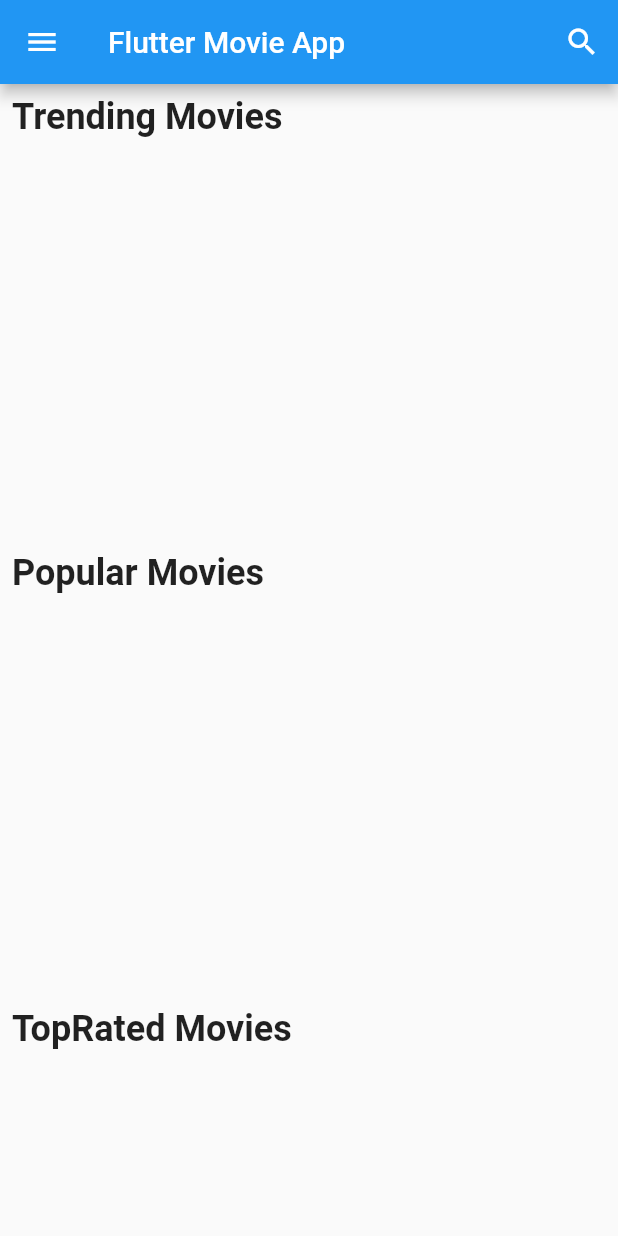
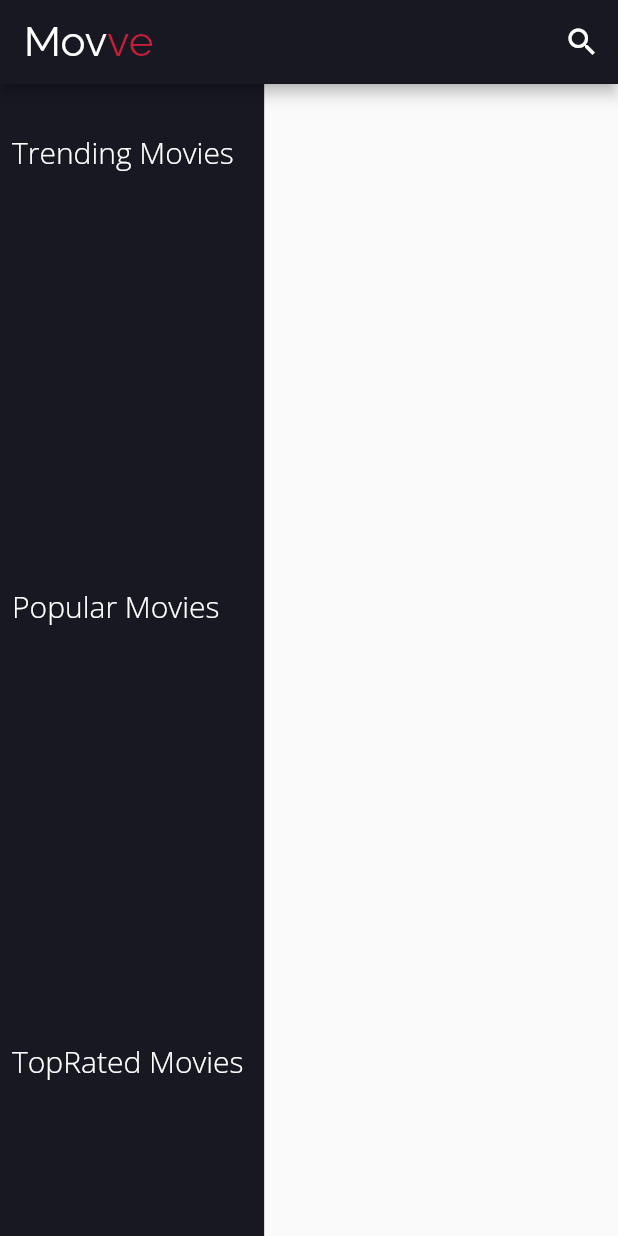
Before and after one commit to ziaurrahaman/flutter-movie-app, a Flutter app: the screen it shows after launch, on a phone screen of 412 x 824 dp. Run offline on Flutter 3.47's test engine with Material 2 defaults, Android fonts, the phone set to English and light mode, and no system bars; our stand-ins replace google_fonts; network calls fail.

Commit message:
Home screen has been updated

```diff
--- a/lib/main.dart
+++ b/lib/main.dart
@@ -2,6 +2,7 @@ import 'package:flutter/material.dart';
 import 'package:flutter_movie_app/models/trending_movie.dart';
 import 'package:flutter_movie_app/providers/movie_provider.dart';
 import 'package:flutter_movie_app/screens/home_screen.dart';
+import 'package:flutter_movie_app/utils/app_theme.dart';
 import 'package:http/http.dart' as http;
 import 'package:provider/provider.dart';
 
@@ -37,6 +38,7 @@ class MyApp extends StatelessWidget {
         )
       ],
       child: MaterialApp(
+        theme: AppTheme.theme,
         home: HomeScreen(),
       ),
     );
--- a/lib/models/trending_movie.dart
+++ b/lib/models/trending_movie.dart
@@ -36,7 +36,7 @@ class MovieResultModel {
     imagePath = m['poster_path'] ?? '';
     isAdult = m['adult'] ?? false;
     overview = m['overview'];
-    releaseDate = m['release_date'] ?? '';
+    releaseDate = m['release_date'] ?? m['first_air_date'];
     id = m['id'];
     originalTitle = m['original_title'] ?? '';
     originalLanguage = m['original_language'];
--- a/lib/screens/home_screen.dart
+++ b/lib/screens/home_screen.dart
@@ -4,6 +4,7 @@ import 'package:flutter_movie_app/screens/popularTrendingTopRatedOrUpcomingMovie
 import 'package:flutter_movie_app/screens/search_page.dart';
 import 'package:flutter_movie_app/widgets/trending_movie_list_item.dart';
 import 'package:provider/provider.dart';
+import 'package:google_fonts/google_fonts.dart';
 
 class HomeScreen extends StatelessWidget {
   const HomeScreen({Key? key}) : super(key: key);
@@ -16,87 +17,96 @@ class HomeScreen extends StatelessWidget {
     final upComingMovies = context.watch<MovieProvider>().upComingMovies;
 
     return Scaffold(
-        drawer: Drawer(
-            child: ListView(
-          children: [
-            DrawerHeader(
-              child: Text(
-                'Flutter Movie App',
-                style: TextStyle(
-                    color: Colors.white,
-                    fontWeight: FontWeight.bold,
-                    fontSize: 32),
-              ),
-              decoration: BoxDecoration(color: Colors.blue),
-            ),
-            ListTile(
-              title: Text(
-                'Trending Movies',
-                style: TextStyle(
-                    fontWeight: FontWeight.bold,
-                    color: Colors.black,
-                    fontSize: 16),
-              ),
-              onTap: () {
-                Navigator.of(context).pop();
-                Navigator.of(context).push(MaterialPageRoute(
-                    builder: (context) =>
-                        CategoryScreen(categoryName: 'Trending Movies')));
-                // Navigator.of(context).pop();
-              },
-            ),
-            ListTile(
-              title: Text(
-                'Popular Movies',
-                style: TextStyle(
-                    fontWeight: FontWeight.bold,
-                    color: Colors.black,
-                    fontSize: 16),
-              ),
-              onTap: () {
-                Navigator.of(context).pop();
-                Navigator.of(context).push(MaterialPageRoute(
-                    builder: (context) =>
-                        CategoryScreen(categoryName: 'Popular Movies')));
-                // Navigator.of(context).pop();
-              },
-            ),
-            ListTile(
-              title: Text(
-                'Top Rated Movies',
-                style: TextStyle(
-                    fontWeight: FontWeight.bold,
-                    color: Colors.black,
-                    fontSize: 16),
-              ),
-              onTap: () {
-                Navigator.of(context).pop();
-                Navigator.of(context).push(MaterialPageRoute(
-                    builder: (context) =>
-                        CategoryScreen(categoryName: 'Top Rated Movies')));
-                // Navigator.of(context).pop();
-              },
-            ),
-            ListTile(
-              title: Text(
-                'Upcoming Movies',
-                style: TextStyle(
-                    fontWeight: FontWeight.bold,
-                    color: Colors.black,
-                    fontSize: 16),
-              ),
-              onTap: () {
-                Navigator.of(context).pop();
-                Navigator.of(context).push(MaterialPageRoute(
-                    builder: (context) =>
-                        CategoryScreen(categoryName: 'Upcoming Movies')));
-                // Navigator.of(context).pop();
-              },
-            ),
-          ],
-        )),
+        // drawer: Drawer(
+        //     child: ListView(
+        //   children: [
+        //     DrawerHeader(
+        //       child: Text(
+        //         'Flutter Movie App',
+        //         style: TextStyle(
+        //             color: Colors.white,
+        //             fontWeight: FontWeight.bold,
+        //             fontSize: 32),
+        //       ),
+        //       decoration: BoxDecoration(color: Colors.blue),
+        //     ),
+        //     ListTile(
+        //       title: Text(
+        //         'Trending Movies',
+        //         style: TextStyle(
+        //             fontWeight: FontWeight.bold,
+        //             color: Colors.black,
+        //             fontSize: 16),
+        //       ),
+        //       onTap: () {
+        //         Navigator.of(context).pop();
+        //         Navigator.of(context).push(MaterialPageRoute(
+        //             builder: (context) =>
+        //                 CategoryScreen(categoryName: 'Trending Movies')));
+        //         // Navigator.of(context).pop();
+        //       },
+        //     ),
+        //     ListTile(
+        //       title: Text(
+        //         'Popular Movies',
+        //         style: TextStyle(
+        //             fontWeight: FontWeight.bold,
+        //             color: Colors.black,
+        //             fontSize: 16),
+        //       ),
+        //       onTap: () {
+        //         Navigator.of(context).pop();
+        //         Navigator.of(context).push(MaterialPageRoute(
+        //             builder: (context) =>
+        //                 CategoryScreen(categoryName: 'Popular Movies')));
+        //         // Navigator.of(context).pop();
+        //       },
+        //     ),
+        //     ListTile(
+        //       title: Text(
+        //         'Top Rated Movies',
+        //         style: TextStyle(
+        //             fontWeight: FontWeight.bold,
+        //             color: Colors.black,
+        //             fontSize: 16),
+        //       ),
+        //       onTap: () {
+        //         Navigator.of(context).pop();
+        //         Navigator.of(context).push(MaterialPageRoute(
+        //             builder: (context) =>
+        //                 CategoryScreen(categoryName: 'Top Rated Movies')));
+        //         // Navigator.of(context).pop();
+        //       },
+        //     ),
+        //     ListTile(
+        //       title: Text(
+        //         'Upcoming Movies',
+        //         style: TextStyle(
+        //             fontWeight: FontWeight.bold,
+        //             color: Colors.black,
+        //             fontSize: 16),
+        //       ),
+        //       onTap: () {
+        //         Navigator.of(context).pop();
+        //         Navigator.of(context).push(MaterialPageRoute(
+        //             builder: (context) =>
+        //                 CategoryScreen(categoryName: 'Upcoming Movies')));
+        //         // Navigator.of(context).pop();
+        //       },
+        //     ),
+        //   ],
+        // )),
         appBar: AppBar(
-          title: Text('Flutter Movie App'),
+          title: RichText(
+              text: TextSpan(
+                  text: 'Mov',
+                  style: GoogleFonts.raleway(color: Colors.white, fontSize: 28),
+                  children: <TextSpan>[
+                TextSpan(
+                    text: 've',
+                    style: GoogleFonts.raleway(
+                        color: Color(0xFFC81D39), fontSize: 28))
+              ])),
           actions: [
             IconButton(
                 onPressed: () {
@@ -110,20 +120,28 @@ class HomeScreen extends StatelessWidget {
           ],
         ),
         body: Container(
+          decoration: BoxDecoration(color: Color(0xFF171821)),
           child: SingleChildScrollView(
             scrollDirection: Axis.vertical,
             child: Column(
               mainAxisAlignment: MainAxisAlignment.start,
               crossAxisAlignment: CrossAxisAlignment.start,
               children: [
+                SizedBox(
+                  height: 24,
+                ),
                 Padding(
                   padding: const EdgeInsets.all(8.0),
                   child: Text(
                     'Trending Movies',
-                    style: TextStyle(fontSize: 24, fontWeight: FontWeight.bold),
+                    style: GoogleFonts.openSans(
+                        fontSize: 20,
+                        fontWeight: FontWeight.w300,
+                        color: Colors.white),
                   ),
                 ),
                 Container(
+                  margin: EdgeInsets.only(left: 8),
                   height: 260,
                   child: ListView.builder(
                     itemBuilder: (context, index) => MovieListItem(
@@ -138,11 +156,15 @@ class HomeScreen extends StatelessWidget {
                   padding: const EdgeInsets.all(8.0),
                   child: Text(
                     'Popular Movies',
-                    style: TextStyle(fontSize: 24, fontWeight: FontWeight.bold),
+                    style: GoogleFonts.openSans(
+                        fontSize: 20,
+                        fontWeight: FontWeight.w300,
+                        color: Colors.white),
                   ),
                 ),
                 Container(
                   height: 260,
+                  margin: EdgeInsets.only(left: 8),
                   child: ListView.builder(
                     itemBuilder: (context, index) => MovieListItem(
                       trendingMovie: popularMovies[index],
@@ -156,10 +178,14 @@ class HomeScreen extends StatelessWidget {
                   padding: const EdgeInsets.all(8.0),
                   child: Text(
                     'TopRated Movies',
-                    style: TextStyle(fontSize: 24, fontWeight: FontWeight.bold),
+                    style: GoogleFonts.openSans(
+                        fontSize: 20,
+                        fontWeight: FontWeight.w300,
+                        color: Colors.white),
                   ),
                 ),
                 Container(
+                  margin: EdgeInsets.only(left: 8),
                   height: 260,
                   child: ListView.builder(
                     itemBuilder: (context, index) => MovieListItem(
@@ -174,10 +200,14 @@ class HomeScreen extends StatelessWidget {
                   padding: const EdgeInsets.all(8.0),
                   child: Text(
                     'Upcoming Movies',
-                    style: TextStyle(fontSize: 24, fontWeight: FontWeight.bold),
+                    style: GoogleFonts.openSans(
+                        fontSize: 20,
+                        fontWeight: FontWeight.w300,
+                        color: Colors.white),
                   ),
                 ),
                 Container(
+                  margin: EdgeInsets.only(left: 8),
                   height: 260,
                   child: ListView.builder(
                     itemBuilder: (context, index) => MovieListItem(
--- /dev/null
+++ b/lib/utils/app_theme.dart
@@ -0,0 +1,9 @@
+import 'package:flutter/material.dart';
+
+abstract class AppTheme {
+  static ThemeData theme = ThemeData(
+    primaryColor: Color(
+      0xFF171821,
+    ),
+  );
+}
```
Also changed, not shown: lib/widgets/trending_movie_list_item.dart (+29 -10 lines), pubspec.yaml (+13 -8 lines), asset/fonts/Lato-Regular.ttf (added), asset/fonts/Raleway-Regular.ttf (added), asset/fonts/RobotoCondensed-Regular.ttf (added), pubspec.lock.
